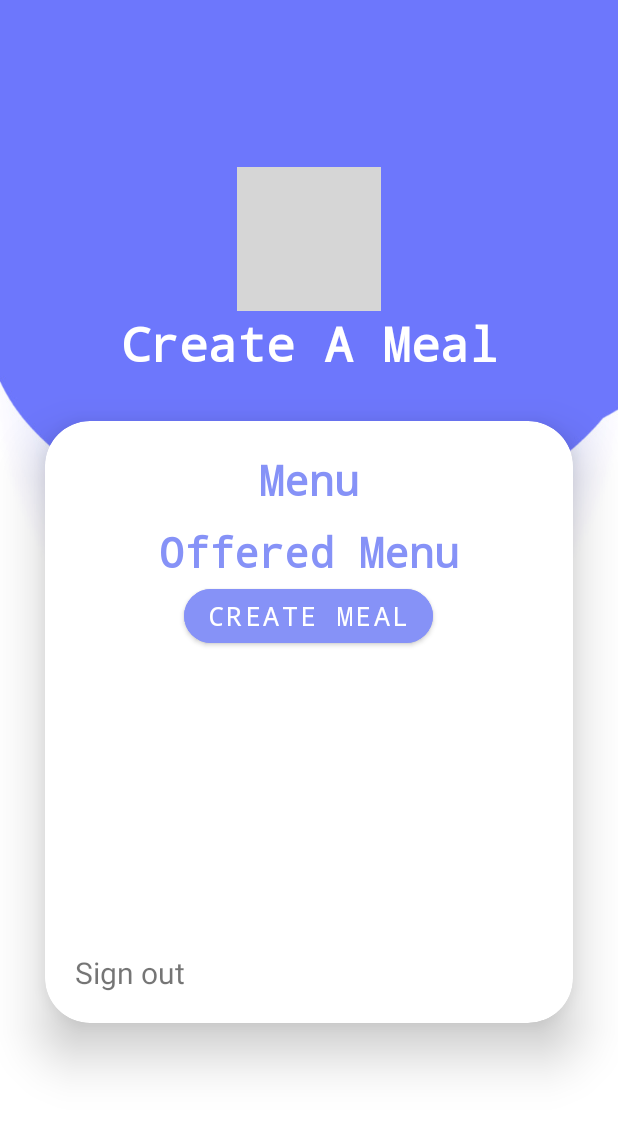
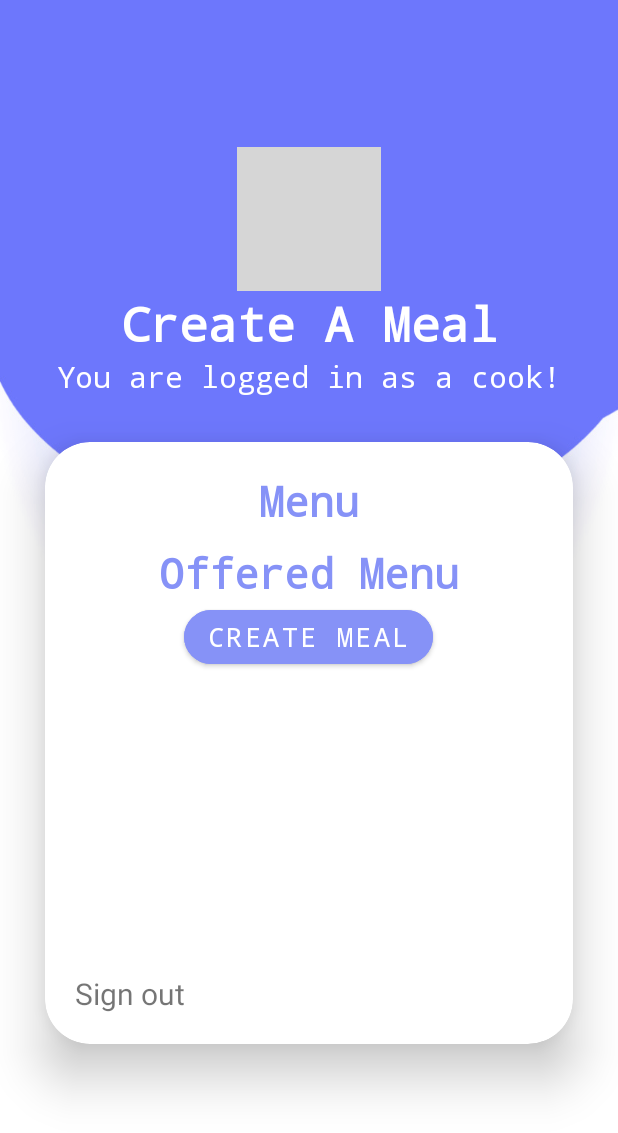
Before and after one commit to Jadmgh/Mealer-App, an Android app: the CookProfileActivity screen opened directly, with no data from a screen before it, on a phone screen of 412 x 824 dp. Shown: the top 1133 px of the screen. Run offline under Robolectric (Android 15) with nearby library versions, the phone set to English and light mode, and no system bars; our stand-ins replace Firebase (no records; nobody signed in at launch, a user with empty details on screens opened directly); 8 statements that could not run were skipped; grey boxes are pictures that could not be loaded.

Commit message:
cook xml textview

```diff
--- a/app/app/src/main/res/layout/activity_cook_profile_temp.xml
+++ b/app/app/src/main/res/layout/activity_cook_profile_temp.xml
@@ -27,6 +27,16 @@
         android:textColor="@color/white"
         android:textSize="32sp"
         android:textStyle="bold"/>
+    <TextView
+        android:id="@+id/textView"
+        android:layout_width="wrap_content"
+        android:layout_height="wrap_content"
+        android:layout_centerInParent="true"
+        android:fontFamily="monospace"
+        android:text="You are logged in as a cook!"
+        android:textAlignment="center"
+        android:textColor="@color/white"
+        android:textSize="20sp"/>
 
     <androidx.cardview.widget.CardView
         android:layout_width="match_parent"
```
